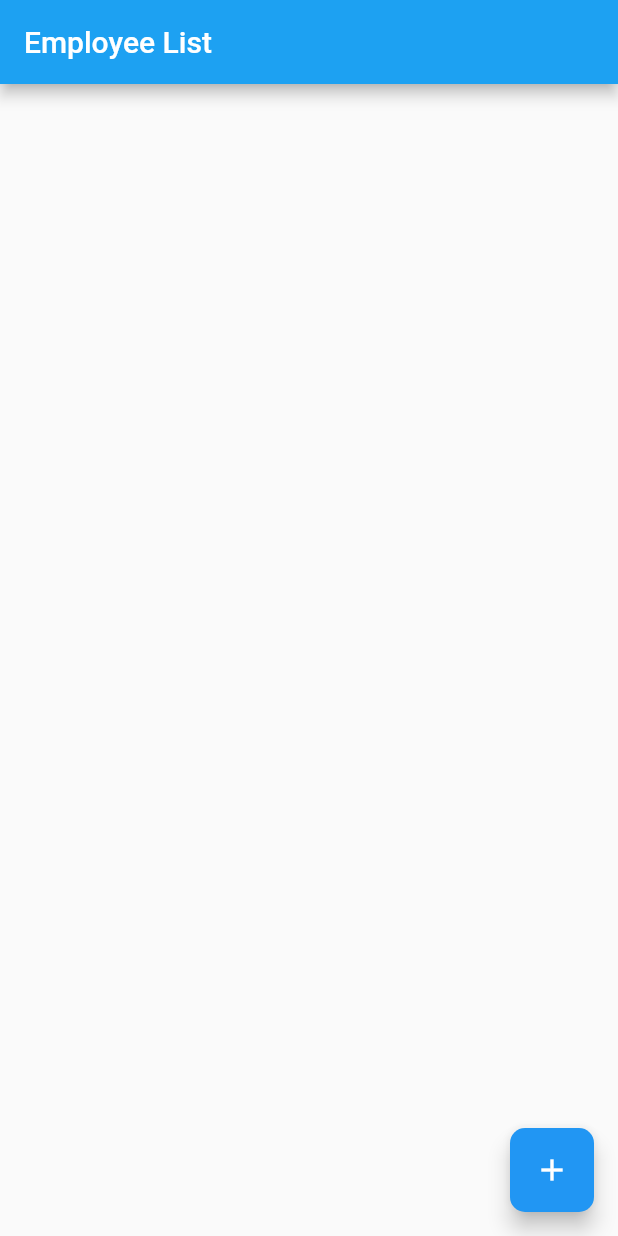
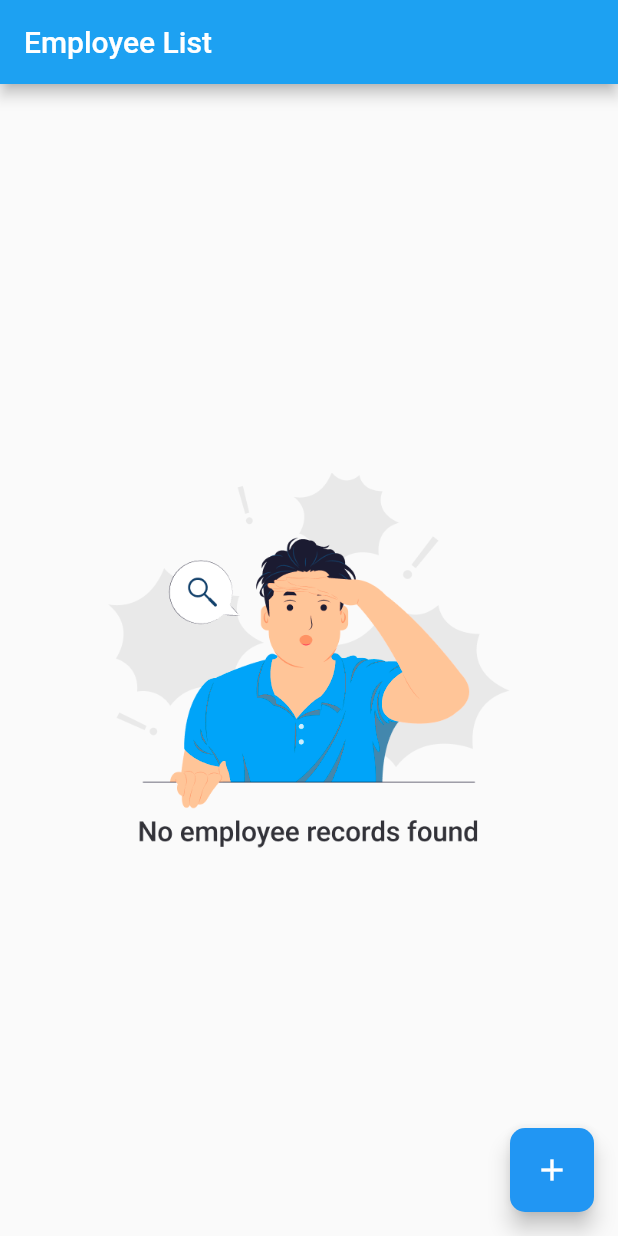
Before and after one commit to anant-kannaik/employee-tracker, a Flutter app: the screen it shows after launch, on a phone screen of 412 x 824 dp. Run offline on Flutter 3.47's test engine with Material 2 defaults, Android fonts, the light colour scheme and no system bars.

Commit message:
Added no employee view

```diff
--- a/employee_tracker/lib/screens/employee_list/employee_list_screen.dart
+++ b/employee_tracker/lib/screens/employee_list/employee_list_screen.dart
@@ -17,7 +17,12 @@ class _EmployeeListScreenState extends State<EmployeeListScreen> {
         backgroundColor: AppColors.primaryColor,
         title: const Text(employeeListScreenTitle),
       ),
-      body: const Center(),
+      body: Center(
+        child: Image.asset(
+          noEmployeeImageName,
+          height: 250.0,
+        ),
+      ),
       floatingActionButton: FloatingActionButton(
         onPressed: () {
           Navigator.pushNamed(context, addEmployeeDetailsScreenRouteName);
--- a/employee_tracker/lib/utils/constants.dart
+++ b/employee_tracker/lib/utils/constants.dart
@@ -5,3 +5,5 @@ const addEmployeeDetailsScreenRouteName = '/AddEmployeeDetails';
 
 const employeeListScreenTitle = 'Employee List';
 const addEmployeeDetailsScreenTitle = 'Add Employee Details';
+
+const noEmployeeImageName = 'assets/no_employee_image.png';
--- a/employee_tracker/pubspec.yaml
+++ b/employee_tracker/pubspec.yaml
@@ -59,9 +59,8 @@ flutter:
   uses-material-design: true
 
   # To add assets to your application, add an assets section, like this:
-  # assets:
-  #   - images/a_dot_burr.jpeg
-  #   - images/a_dot_ham.jpeg
+  assets:
+    - assets/
 
   # An image asset can refer to one or more resolution-specific "variants", see
   # https://flutter.dev/assets-and-images/#resolution-aware
```
Also changed, not shown: employee_tracker/assets/no_employee_image.png (added).
